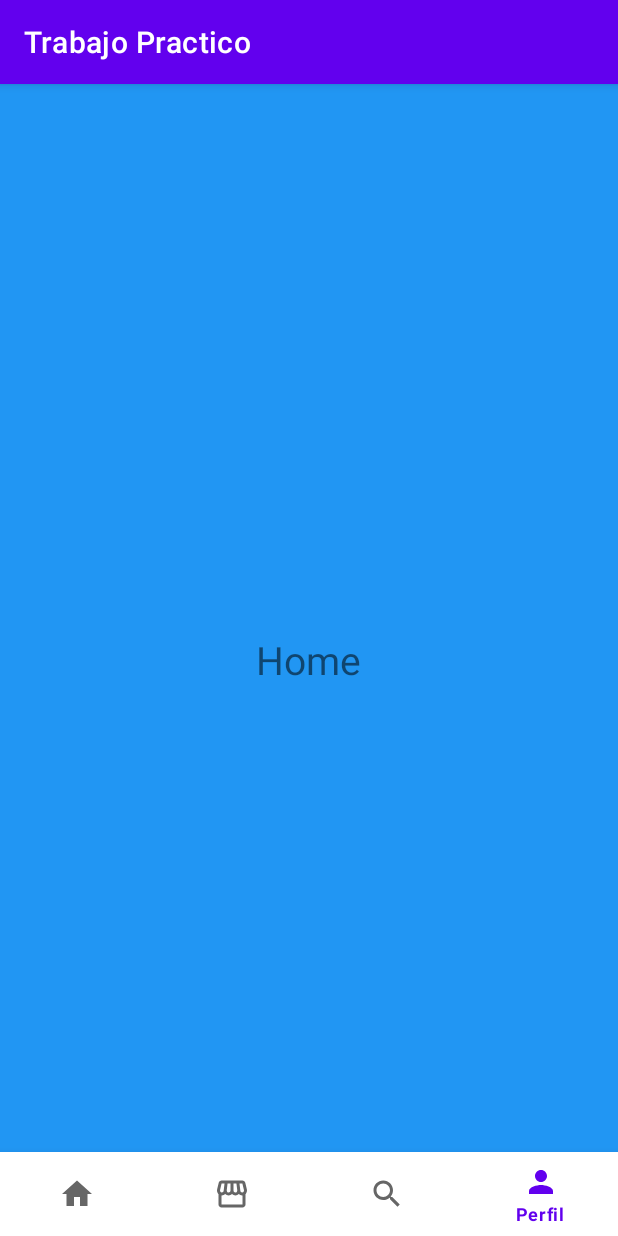
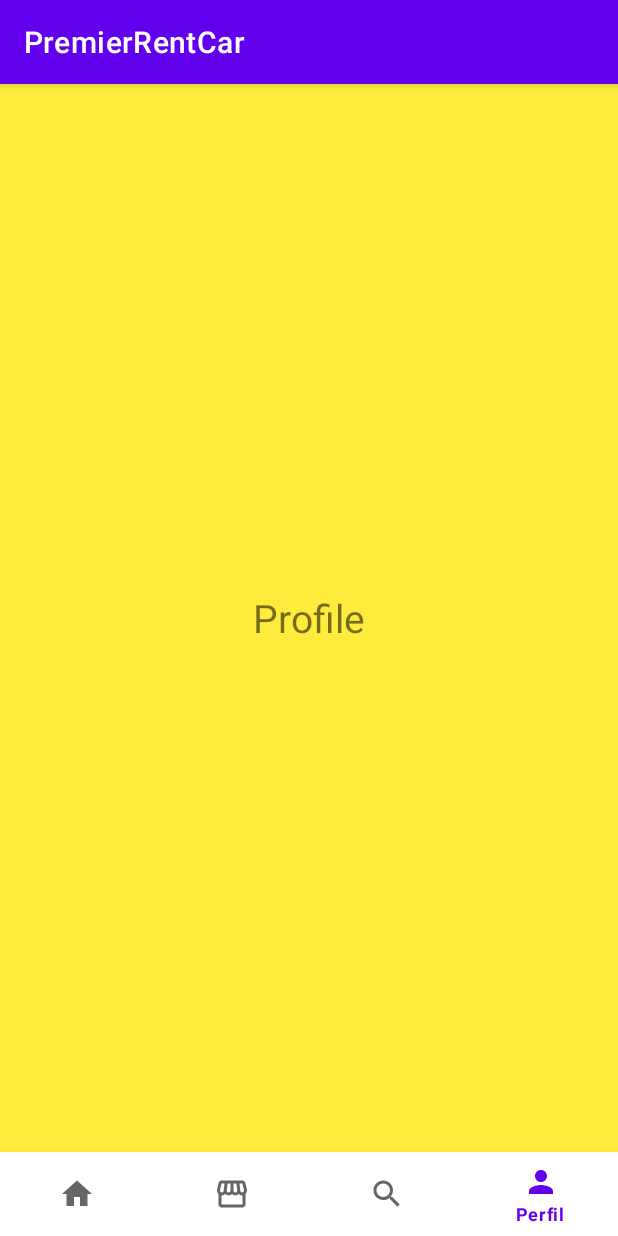
Before and after one commit to mosheFuks/TP3-Trabajo-Practico, an Android app: the screen it shows after launch (MainActivity), item 4 of the bottom bar chosen, on a phone screen of 412 x 824 dp. Run offline under Robolectric (Android 15) with nearby library versions, the phone set to English and light mode, and no system bars; our stand-ins replace navigation-ui.

Commit message:
funcionalidad al bottom navbar entre fragmentos

```diff
--- a/app/build.gradle
+++ b/app/build.gradle
@@ -23,6 +23,11 @@ android {
             proguardFiles getDefaultProguardFile('proguard-android-optimize.txt'), 'proguard-rules.pro'
         }
     }
+
+    buildFeatures{
+        viewBinding true
+    }
+
     compileOptions {
         sourceCompatibility JavaVersion.VERSION_1_8
         targetCompatibility JavaVersion.VERSION_1_8
--- a/app/src/main/java/com/example/trabajopractico/MainActivity.kt
+++ b/app/src/main/java/com/example/trabajopractico/MainActivity.kt
@@ -2,14 +2,41 @@ package com.example.trabajopractico
 
 import androidx.appcompat.app.AppCompatActivity
 import android.os.Bundle
+import androidx.fragment.app.Fragment
 import androidx.navigation.findNavController
 import androidx.navigation.ui.AppBarConfiguration
 import androidx.navigation.ui.setupActionBarWithNavController
+import com.example.trabajopractico.databinding.ActivityMainBinding
 
 class MainActivity : AppCompatActivity() {
+
+    private lateinit var binding : ActivityMainBinding
     override fun onCreate(savedInstanceState: Bundle?) {
         super.onCreate(savedInstanceState)
-        setContentView(R.layout.activity_main)
+        binding = ActivityMainBinding.inflate(layoutInflater)
+        setContentView(binding.root)
+        replaceFragment(fragment_home())
+
+        binding.bottomNavigationView.setOnItemSelectedListener {
+
+            when(it.itemId){
+                R.id.home -> replaceFragment(fragment_home())
+                R.id.autos -> replaceFragment(fragment_list())
+                R.id.perfil -> replaceFragment(fragment_profile())
+
+                else ->{
+
+                }
+            }
+            true
+        }
+    }
+
+    private fun replaceFragment(fragment : Fragment){
+        val fragmentManager = supportFragmentManager
+        val fragmentTransaction = fragmentManager.beginTransaction()
+        fragmentTransaction.replace(R.id.frame_layout,fragment)
+        fragmentTransaction.commit()
     }
 
 }
--- a/app/src/main/res/layout/activity_main.xml
+++ b/app/src/main/res/layout/activity_main.xml
@@ -28,16 +28,16 @@
 
     </com.google.android.material.bottomnavigation.BottomNavigationView>
 
-    <androidx.fragment.app.FragmentContainerView
-        android:id="@+id/fragmentContainerView"
-        android:name="androidx.navigation.fragment.NavHostFragment"
-        android:layout_width="match_parent"
-        android:layout_height="match_parent"
-        app:defaultNavHost="true"
-        app:layout_constraintBottom_toBottomOf="parent"
-        app:layout_constraintEnd_toEndOf="parent"
-        app:layout_constraintStart_toStartOf="parent"
-        app:layout_constraintTop_toTopOf="parent"
-        app:navGraph="@navigation/nav_graph" />
+<!--    <androidx.fragment.app.FragmentContainerView-->
+<!--        android:id="@+id/fragmentContainerView"-->
+<!--        android:name="androidx.navigation.fragment.NavHostFragment"-->
+<!--        android:layout_width="match_parent"-->
+<!--        android:layout_height="match_parent"-->
+<!--        app:defaultNavHost="true"-->
+<!--        app:layout_constraintBottom_toBottomOf="parent"-->
+<!--        app:layout_constraintEnd_toEndOf="parent"-->
+<!--        app:layout_constraintStart_toStartOf="parent"-->
+<!--        app:layout_constraintTop_toTopOf="parent"-->
+<!--        app:navGraph="@navigation/nav_graph" />-->
 
 </androidx.constraintlayout.widget.ConstraintLayout>
--- a/app/src/main/res/layout/fragment_home.xml
+++ b/app/src/main/res/layout/fragment_home.xml
@@ -3,7 +3,7 @@
     xmlns:tools="http://schemas.android.com/tools"
     android:layout_width="match_parent"
     android:layout_height="match_parent"
-    android:background="#2196F3"
+    android:background="#03A9F4"
     tools:context=".fragment_home">
 
     <!-- TODO: Update blank fragment layout -->
--- a/app/src/main/res/values/strings.xml
+++ b/app/src/main/res/values/strings.xml
@@ -1,5 +1,5 @@
 <resources>
-    <string name="app_name">Trabajo Practico</string>
+    <string name="app_name">PremierRentCar</string>
     <!-- TODO: Remove or change this placeholder text -->
     <string name="hello_blank_fragment">Hello blank fragment</string>
 </resources>
```
